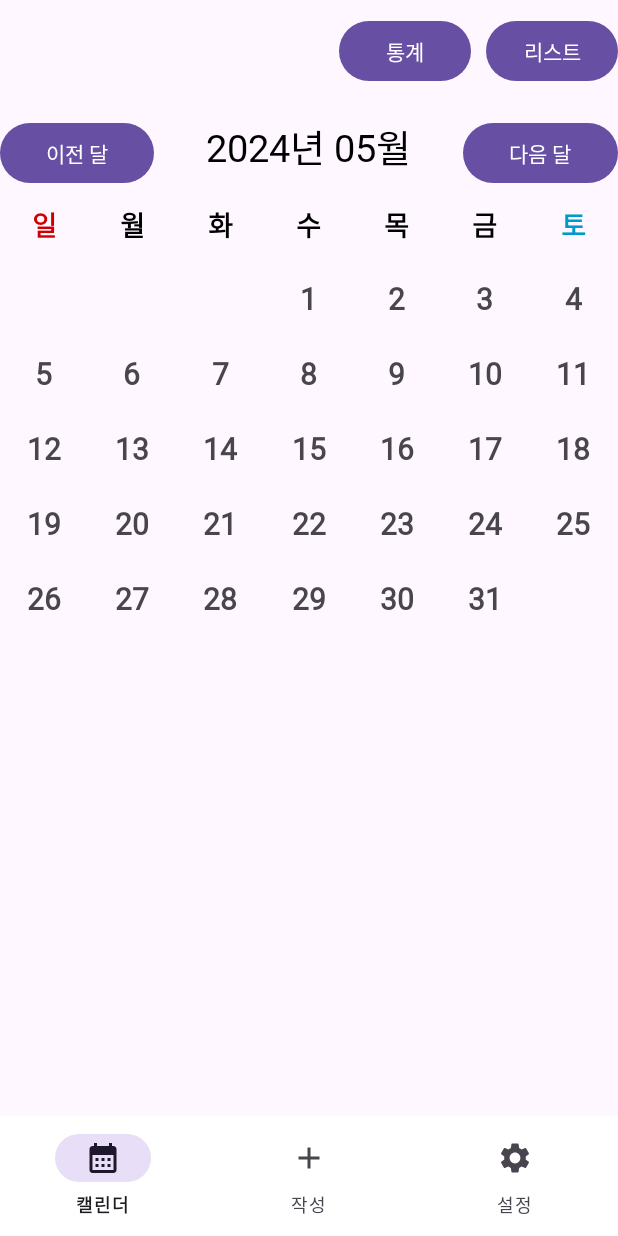
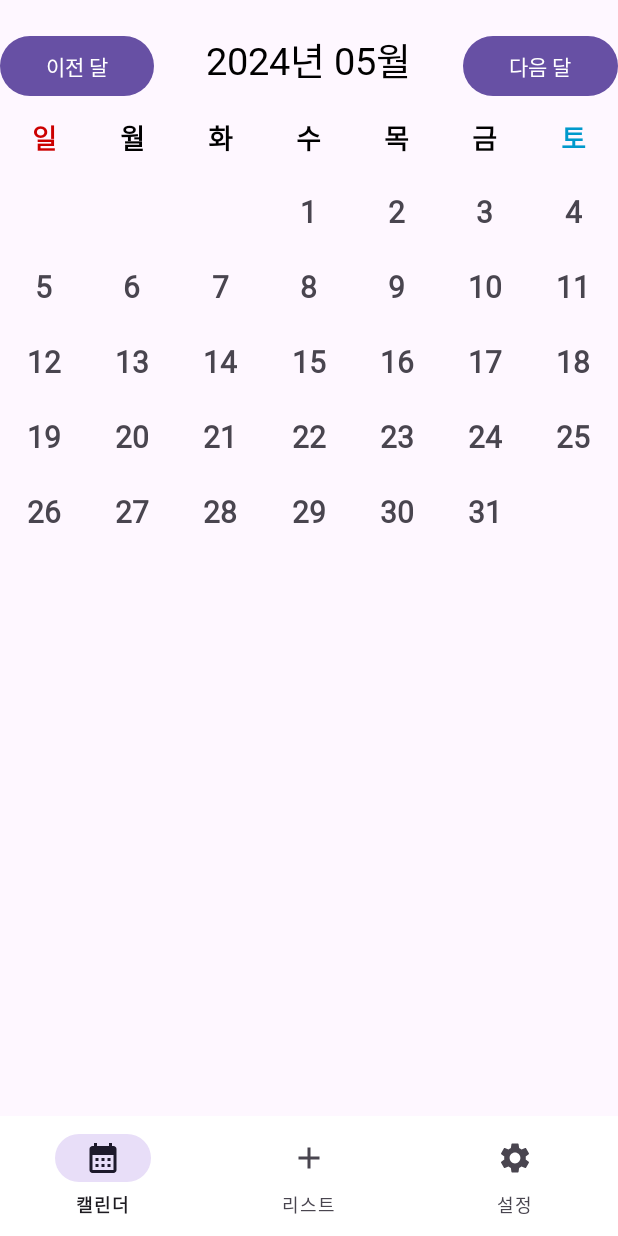
Before and after one commit to ZUZ1H3/Android-Diary-Project, an Android app: the screen it shows after launch (MainActivity), on a phone screen of 412 x 824 dp. Run offline under Robolectric (Android 15) with nearby library versions, the phone set to English and light mode, and no system bars.

Commit message:
네비게이션 바 구성 수정
네비게이션 바에 일기 작성 탭을 제거하고 일기 리스트 추가

```diff
--- a/app/src/main/java/com/example/androidprogramming/AddFragment.java
+++ b/app/src/main/java/com/example/androidprogramming/AddFragment.java
@@ -45,4 +45,5 @@ public class AddFragment extends Fragment {
         return rootView;
         //return inflater.inflate(R.layout.fragment_add, container, false);
     }
+
 }
--- a/app/src/main/java/com/example/androidprogramming/CalendarFragment.java
+++ b/app/src/main/java/com/example/androidprogramming/CalendarFragment.java
@@ -26,8 +26,6 @@ public class CalendarFragment extends Fragment {
     private SimpleDateFormat dateFormat = new SimpleDateFormat("yyyy년 MM월");
     private RecyclerView recyclerView;
 
-    private ListFragment listFragment;
-
     @Nullable
     @Override
     public View onCreateView(@NonNull LayoutInflater inflater, @Nullable ViewGroup container, @Nullable Bundle savedInstanceState) {
@@ -36,7 +34,6 @@ public class CalendarFragment extends Fragment {
         monthYearText = view.findViewById(R.id.monthYearText);
         Button preBtn = view.findViewById(R.id.preBtn);
         Button nextBtn = view.findViewById(R.id.nextBtn);
-        Button listBtn = view.findViewById(R.id.listBtn);
         recyclerView = view.findViewById(R.id.recyclerview);
 
         calendar.setTime(now);
@@ -58,7 +55,7 @@ public class CalendarFragment extends Fragment {
             }
         });
 
-        listBtn.setOnClickListener(new View.OnClickListener() {
+        /*listBtn.setOnClickListener(new View.OnClickListener() {
             @Override
             public void onClick(View v) {
                 FragmentTransaction fragmentTransaction = getFragmentManager().beginTransaction();
@@ -73,7 +70,7 @@ public class CalendarFragment extends Fragment {
                 fragmentTransaction.hide(CalendarFragment.this);
                 fragmentTransaction.commit();
             }
-        });
+        });*/
         return view;
     }
 
--- a/app/src/main/java/com/example/androidprogramming/DiaryAdapter.java
+++ b/app/src/main/java/com/example/androidprogramming/DiaryAdapter.java
@@ -53,4 +53,5 @@ public class DiaryAdapter extends ArrayAdapter<String> {
 
         return convertView;
     }
+
 }
--- a/app/src/main/java/com/example/androidprogramming/DiaryFragment.java
+++ b/app/src/main/java/com/example/androidprogramming/DiaryFragment.java
@@ -67,4 +67,9 @@ public class DiaryFragment extends Fragment {
             e.printStackTrace();
         }
     }
+    public void onResume() {
+        super.onResume();
+        // 프래그먼트가 화면에 표시될 때 네비게이션 바를 숨깁니다.
+        ((MainActivity) getActivity()).hideNavigationBar();
+    }
 }
--- a/app/src/main/java/com/example/androidprogramming/ListFragment.java
+++ b/app/src/main/java/com/example/androidprogramming/ListFragment.java
@@ -45,9 +45,4 @@ public class ListFragment extends Fragment {
         return view;
     }
 
-    public void onResume() {
-        super.onResume();
-        // 프래그먼트가 화면에 표시될 때 네비게이션 바를 숨깁니다.
-        ((MainActivity) getActivity()).hideNavigationBar();
-    }
 }
--- a/app/src/main/res/layout/fragment_calendar.xml
+++ b/app/src/main/res/layout/fragment_calendar.xml
@@ -6,28 +6,6 @@
     tools:context=".CalendarFragment"
     android:orientation="vertical">
 
-    <LinearLayout
-        android:layout_width="wrap_content"
-        android:layout_height="wrap_content"
-        android:orientation="horizontal"
-        android:layout_gravity="end"
-        android:layout_marginTop="10dp">
-
-        <Button
-            android:id="@+id/statsBtn"
-            android:layout_width="wrap_content"
-            android:layout_height="wrap_content"
-            android:text="통계"
-            android:layout_marginRight="10dp"
-            android:fontFamily="@font/diary"/>
-
-        <Button
-            android:id="@+id/listBtn"
-            android:layout_width="wrap_content"
-            android:layout_height="wrap_content"
-            android:text="리스트"
-            android:fontFamily="@font/diary"/>
-    </LinearLayout>
 
     <LinearLayout
         android:layout_width="match_parent"
--- a/app/src/main/res/menu/bottom_menu.xml
+++ b/app/src/main/res/menu/bottom_menu.xml
@@ -8,10 +8,10 @@
         android:title="캘린더"
         app:showAsAction="always"/>
     <item
-        android:id="@+id/add"
+        android:id="@+id/list"
         android:enabled="true"
         android:icon="@drawable/icon_add"
-        android:title="작성"
+        android:title="리스트"
         app:showAsAction="always"/>
     <item
         android:id="@+id/setting"
```
